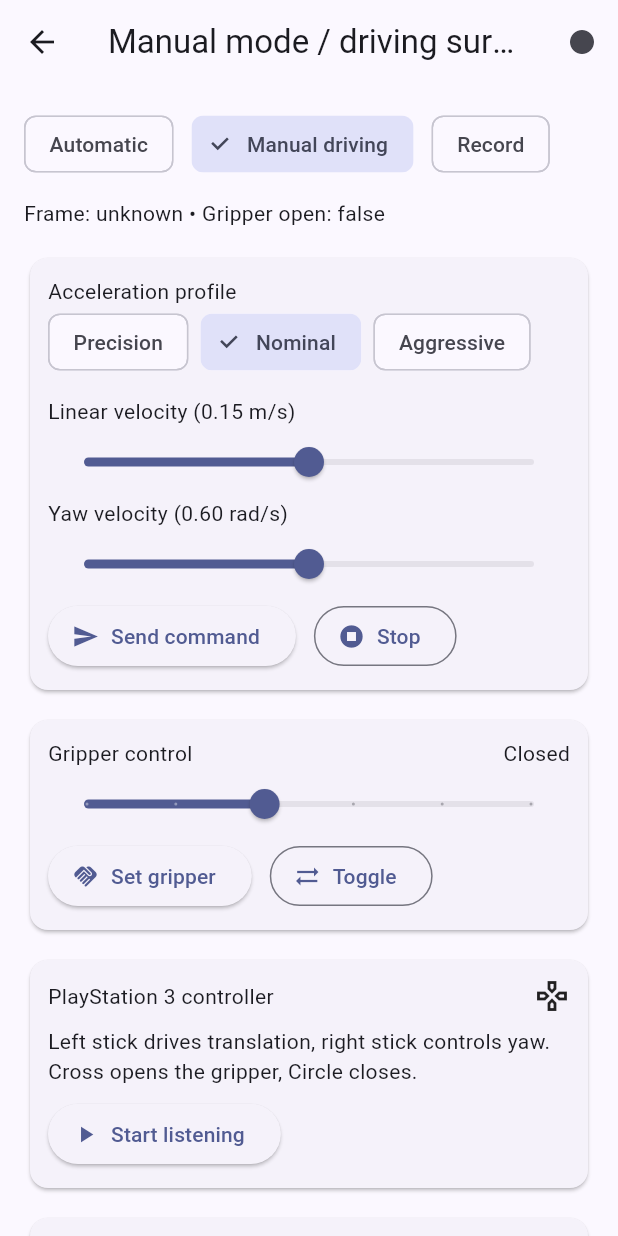
After one commit to continuonai/continuon-clients, a Flutter app: the ControlScreen screen opened by its route, after a tap on "Manual driving", on a phone screen of 412 x 824 dp. The commit adds this screen. Run offline on Flutter 3.47's test engine with Material 3 defaults, Android fonts, the light colour scheme and no system bars; our stand-ins replace googleapis_auth; missing offline and left inert: grpc.

Commit message:
Add manual driving mode and controller integration

```diff
--- a/apps/flutter-companion/lib/main.dart
+++ b/apps/flutter-companion/lib/main.dart
@@ -1,6 +1,7 @@
 import 'package:flutter/material.dart';
 import 'screens/connect_screen.dart';
 import 'screens/control_screen.dart';
+import 'screens/manual_mode_screen.dart';
 import 'screens/record_screen.dart';
 import 'services/brain_client.dart';
 
@@ -35,6 +36,7 @@ class _FlutterCompanionAppState extends State<FlutterCompanionApp> {
       routes: {
         ConnectScreen.routeName: (_) => ConnectScreen(brainClient: _brainClient),
         ControlScreen.routeName: (_) => ControlScreen(brainClient: _brainClient),
+        ManualModeScreen.routeName: (_) => ManualModeScreen(brainClient: _brainClient),
         RecordScreen.routeName: (_) => RecordScreen(brainClient: _brainClient),
       },
       initialRoute: ConnectScreen.routeName,
--- a/apps/flutter-companion/lib/models/teleop_models.dart
+++ b/apps/flutter-companion/lib/models/teleop_models.dart
@@ -5,6 +5,47 @@ enum ReferenceFrame { base, tool }
 enum GripperMode { position, velocity }
 
 enum RobotType { manipulator, mobile }
+
+enum AccelerationProfile {
+  precision,
+  nominal,
+  aggressive,
+}
+
+extension AccelerationProfileScaling on AccelerationProfile {
+  double get linearScale {
+    switch (this) {
+      case AccelerationProfile.precision:
+        return 0.05;
+      case AccelerationProfile.nominal:
+        return 0.15;
+      case AccelerationProfile.aggressive:
+        return 0.3;
+    }
+  }
+
+  double get angularScale {
+    switch (this) {
+      case AccelerationProfile.precision:
+        return 0.2;
+      case AccelerationProfile.nominal:
+        return 0.6;
+      case AccelerationProfile.aggressive:
+        return 1.2;
+    }
+  }
+
+  String get label {
+    switch (this) {
+      case AccelerationProfile.precision:
+        return 'Precision';
+      case AccelerationProfile.nominal:
+        return 'Nominal';
+      case AccelerationProfile.aggressive:
+        return 'Aggressive';
+    }
+  }
+}
 
 class Vector3 {
   const Vector3({required this.x, required this.y, required this.z});
--- a/apps/flutter-companion/lib/screens/control_screen.dart
+++ b/apps/flutter-companion/lib/screens/control_screen.dart
@@ -4,6 +4,7 @@ import 'package:flutter/material.dart';
 
 import '../models/teleop_models.dart';
 import '../services/brain_client.dart';
+import 'manual_mode_screen.dart';
 import 'record_screen.dart';
 
 class ControlScreen extends StatefulWidget {
@@ -95,6 +96,27 @@ class _ControlScreenState extends State<ControlScreen> {
         child: Column(
           crossAxisAlignment: CrossAxisAlignment.start,
           children: [
+            Wrap(
+              spacing: 12,
+              children: [
+                ChoiceChip(
+                  label: const Text('Automatic'),
+                  selected: true,
+                  onSelected: (_) {},
+                ),
+                ChoiceChip(
+                  label: const Text('Manual driving'),
+                  selected: false,
+                  onSelected: (_) => Navigator.pushNamed(context, ManualModeScreen.routeName),
+                ),
+                ChoiceChip(
+                  label: const Text('Record'),
+                  selected: false,
+                  onSelected: (_) => Navigator.pushNamed(context, RecordScreen.routeName),
+                ),
+              ],
+            ),
+            const SizedBox(height: 12),
             Text('Frame: $_frameId'),
             Text('Gripper open: $_gripperOpen'),
             Text('Joints: ${_joints.join(', ')}'),
--- /dev/null
+++ b/apps/flutter-companion/lib/screens/manual_mode_screen.dart
@@ -0,0 +1,352 @@
+import 'dart:async';
+
+import 'package:flutter/foundation.dart';
+import 'package:flutter/material.dart';
+
+import '../models/teleop_models.dart';
+import '../services/brain_client.dart';
+import '../services/controller_input.dart';
+import 'record_screen.dart';
+
+class ManualModeScreen extends StatefulWidget {
+  const ManualModeScreen({super.key, required this.brainClient});
+
+  static const routeName = '/manual';
+
+  final BrainClient brainClient;
+
+  @override
+  State<ManualModeScreen> createState() => _ManualModeScreenState();
+}
+
+class _ManualModeScreenState extends State<ManualModeScreen> {
+  final _ps3Controller = const Ps3ControllerBridge();
+  late StreamSubscription<RobotState> _stateSubscription;
+  StreamSubscription<ControllerSnapshot>? _controllerSubscription;
+
+  AccelerationProfile _profile = AccelerationProfile.nominal;
+  double _linear = 0.0;
+  double _angular = 0.0;
+  double _gripperTarget = 0.02;
+  bool _gripperOpen = false;
+  String _frameId = 'unknown';
+  bool _sending = false;
+  bool _controllerConnected = false;
+
+  @override
+  void initState() {
+    super.initState();
+    _stateSubscription = widget.brainClient.streamRobotState('flutter-companion').listen((state) {
+      setState(() {
+        _frameId = state.frameId;
+        _gripperOpen = state.gripperOpen;
+      });
+    });
+  }
+
+  @override
+  void dispose() {
+    _controllerSubscription?.cancel();
+    _stateSubscription.cancel();
+    super.dispose();
+  }
+
+  Future<void> _sendManualTwist() async {
+    setState(() => _sending = true);
+    try {
+      await widget.brainClient.sendCommand(
+        ControlCommand(
+          clientId: 'flutter-companion',
+          controlMode: ControlMode.eeVelocity,
+          targetFrequencyHz: 30,
+          eeVelocity: EeVelocityCommand(
+            referenceFrame: ReferenceFrame.base,
+            linearMps: Vector3(x: _linear, y: 0, z: 0),
+            angularRadS: Vector3(x: 0, y: 0, z: _angular),
+          ),
+        ),
+      );
+    } finally {
+      if (mounted) setState(() => _sending = false);
+    }
+  }
+
+  Future<void> _sendGripper() async {
+    setState(() => _sending = true);
+    try {
+      await widget.brainClient.sendCommand(
+        ControlCommand(
+          clientId: 'flutter-companion',
+          controlMode: ControlMode.gripper,
+          targetFrequencyHz: 5,
+          gripperCommand: GripperCommand(
+            mode: GripperMode.position,
+            positionM: _gripperTarget,
+          ),
+        ),
+      );
+    } finally {
+      if (mounted) setState(() => _sending = false);
+    }
+  }
+
+  Future<void> _toggleController() async {
+    if (_controllerSubscription != null) {
+      await _controllerSubscription?.cancel();
+      setState(() {
+        _controllerSubscription = null;
+        _controllerConnected = false;
+      });
+      return;
+    }
+    final ok = await _ps3Controller.requestConnection();
+    if (!mounted) return;
+    setState(() => _controllerConnected = ok);
+    if (!ok) return;
+    _controllerSubscription = _ps3Controller.pipeToBrain(
+      brainClient: widget.brainClient,
+      profile: _profile,
+    );
+  }
+
+  void _updateProfile(AccelerationProfile profile) {
+    setState(() => _profile = profile);
+    if (_controllerSubscription != null) {
+      _controllerSubscription?.cancel();
+      _controllerSubscription = _ps3Controller.pipeToBrain(
+        brainClient: widget.brainClient,
+        profile: profile,
+      );
+    }
+  }
+
+  Widget _buildModeChips() {
+    return Wrap(
+      spacing: 12,
+      children: [
+        ChoiceChip(
+          label: const Text('Automatic'),
+          selected: false,
+          onSelected: (_) => Navigator.pop(context),
+        ),
+        ChoiceChip(
+          label: const Text('Manual driving'),
+          selected: true,
+          onSelected: (_) {},
+        ),
+        ChoiceChip(
+          label: const Text('Record'),
+          selected: false,
+          onSelected: (_) => Navigator.push(
+            context,
+            MaterialPageRoute(
+              builder: (_) => RecordScreen(
+                brainClient: widget.brainClient,
+                initialControlRole: 'manual_driver',
+              ),
+            ),
+          ),
+        ),
+      ],
+    );
+  }
+
+  @override
+  Widget build(BuildContext context) {
+    final linearMax = _profile.linearScale;
+    final angularMax = _profile.angularScale;
+    return Scaffold(
+      appBar: AppBar(
+        title: const Text('Manual mode / driving surface'),
+        actions: [
+          IconButton(
+            onPressed: () => Navigator.push(
+              context,
+              MaterialPageRoute(
+                builder: (_) => RecordScreen(
+                  brainClient: widget.brainClient,
+                  initialControlRole: 'manual_driver',
+                ),
+              ),
+            ),
+            icon: const Icon(Icons.fiber_manual_record),
+            tooltip: 'Record manual session',
+          ),
+        ],
+      ),
+      body: ListView(
+        padding: const EdgeInsets.all(16),
+        children: [
+          _buildModeChips(),
+          const SizedBox(height: 12),
+          Text('Frame: $_frameId • Gripper open: $_gripperOpen'),
+          const SizedBox(height: 16),
+          Card(
+            child: Padding(
+              padding: const EdgeInsets.all(12),
+              child: Column(
+                crossAxisAlignment: CrossAxisAlignment.start,
+                children: [
+                  const Text('Acceleration profile'),
+                  Wrap(
+                    spacing: 8,
+                    children: AccelerationProfile.values
+                        .map(
+                          (profile) => ChoiceChip(
+                            label: Text(profile.label),
+                            selected: profile == _profile,
+                            onSelected: (_) => _updateProfile(profile),
+                          ),
+                        )
+                        .toList(),
+                  ),
+                  const SizedBox(height: 12),
+                  Text('Linear velocity (${linearMax.toStringAsFixed(2)} m/s)'),
+                  Slider(
+                    value: _linear,
+                    min: -linearMax,
+                    max: linearMax,
+                    onChanged: (value) => setState(() => _linear = value),
+                  ),
+                  Text('Yaw velocity (${angularMax.toStringAsFixed(2)} rad/s)'),
+                  Slider(
+                    value: _angular,
+                    min: -angularMax,
+                    max: angularMax,
+                    onChanged: (value) => setState(() => _angular = value),
+                  ),
+                  Row(
+                    children: [
+                      ElevatedButton.icon(
+                        onPressed: _sending ? null : _sendManualTwist,
+                        icon: const Icon(Icons.send),
+                        label: Text(_sending ? 'Sending...' : 'Send command'),
+                      ),
+                      const SizedBox(width: 12),
+                      OutlinedButton.icon(
+                        onPressed: _sending
+                            ? null
+                            : () {
+                                setState(() {
+                                  _linear = 0;
+                                  _angular = 0;
+                                });
+                                _sendManualTwist();
+                              },
+                        icon: const Icon(Icons.stop_circle),
+                        label: const Text('Stop'),
+                      ),
+                    ],
+                  )
+                ],
+              ),
+            ),
+          ),
+          const SizedBox(height: 12),
+          Card(
+            child: Padding(
+              padding: const EdgeInsets.all(12),
+              child: Column(
+                crossAxisAlignment: CrossAxisAlignment.start,
+                children: [
+                  Row(
+                    mainAxisAlignment: MainAxisAlignment.spaceBetween,
+                    children: [
+                      const Text('Gripper control'),
+                      Text(_gripperOpen ? 'Open' : 'Closed'),
+                    ],
+                  ),
+                  Slider(
+                    value: _gripperTarget,
+                    min: 0,
+                    max: 0.05,
+                    divisions: 5,
+                    label: '${_gripperTarget.toStringAsFixed(3)} m',
+                    onChanged: (value) => setState(() => _gripperTarget = value),
+                  ),
+                  Row(
+                    children: [
+                      ElevatedButton.icon(
+                        onPressed: _sending ? null : _sendGripper,
+                        icon: const Icon(Icons.handshake),
+                        label: const Text('Set gripper'),
+                      ),
+                      const SizedBox(width: 12),
+                      OutlinedButton.icon(
+                        onPressed: _sending
+                            ? null
+                            : () {
+                                setState(() => _gripperTarget = _gripperOpen ? 0.0 : 0.045);
+                                _sendGripper();
+                              },
+                        icon: const Icon(Icons.sync_alt),
+                        label: const Text('Toggle'),
+                      ),
+                    ],
+                  )
+                ],
+              ),
+            ),
+          ),
+          const SizedBox(height: 12),
+          Card(
+            child: Padding(
+              padding: const EdgeInsets.all(12),
+              child: Column(
+                crossAxisAlignment: CrossAxisAlignment.start,
+                children: [
+                  Row(
+                    mainAxisAlignment: MainAxisAlignment.spaceBetween,
+                    children: [
+                      const Text('PlayStation 3 controller'),
+                      Icon(_controllerConnected ? Icons.gamepad : Icons.gamepad_outlined),
+                    ],
+                  ),
+                  const SizedBox(height: 8),
+                  Text(
+                    kIsWeb
+                        ? 'Connect a controller from a native shell; browser surfaces forward input via the platform channel.'
+                        : 'Left stick drives translation, right stick controls yaw. Cross opens the gripper, Circle closes.',
+                  ),
+                  const SizedBox(height: 8),
+                  ElevatedButton.icon(
+                    onPressed: kIsWeb ? null : _toggleController,
+                    icon: Icon(_controllerSubscription != null ? Icons.close : Icons.play_arrow),
+                    label: Text(_controllerSubscription != null ? 'Stop listening' : 'Start listening'),
+                  ),
+                ],
+              ),
+            ),
+          ),
+          const SizedBox(height: 12),
+          Card(
+            child: Padding(
+              padding: const EdgeInsets.all(12),
+              child: Column(
+                crossAxisAlignment: CrossAxisAlignment.start,
+                children: [
+                  const Text('Browser control surface'),
+                  const SizedBox(height: 8),
+                  const Text(
+                    'Build/run with `flutter run -d chrome --web-port 8080` and open /#/manual to expose this driving surface for operators.',
+                  ),
+                  const SizedBox(height: 8),
+                  OutlinedButton.icon(
+                    onPressed: () => Navigator.push(
+                      context,
+                      MaterialPageRoute(
+                        builder: (_) => ManualModeScreen(brainClient: widget.brainClient),
+                      ),
+                    ),
+                    icon: const Icon(Icons.open_in_new),
+                    label: const Text('Open embedded surface'),
+                  ),
+                ],
+              ),
+            ),
+          ),
+        ],
+      ),
+    );
+  }
+}
--- /dev/null
+++ b/apps/flutter-companion/lib/services/controller_input.dart
@@ -0,0 +1,122 @@
+import 'dart:async';
+import 'package:flutter/foundation.dart';
+import 'package:flutter/services.dart';
+
+import '../models/teleop_models.dart';
+import 'brain_client.dart';
+
+class ControllerSnapshot {
+  ControllerSnapshot({
+    required this.leftX,
+    required this.leftY,
+    required this.rightX,
+    required this.rightY,
+    required this.shouldOpenGripper,
+    required this.shouldCloseGripper,
+  });
+
+  final double leftX;
+  final double leftY;
+  final double rightX;
+  final double rightY;
+  final bool shouldOpenGripper;
+  final bool shouldCloseGripper;
+
+  factory ControllerSnapshot.fromMap(Map<dynamic, dynamic> map) {
+    final normalized = Map<String, dynamic>.fromEntries(
+      map.entries.map(
+        (entry) => MapEntry(entry.key.toString(), entry.value),
+      ),
+    );
+    return ControllerSnapshot(
+      leftX: (normalized['left_x'] as num? ?? normalized['lx'] as num? ?? 0).toDouble(),
+      leftY: (normalized['left_y'] as num? ?? normalized['ly'] as num? ?? 0).toDouble(),
+      rightX: (normalized['right_x'] as num? ?? normalized['rx'] as num? ?? 0).toDouble(),
+      rightY: (normalized['right_y'] as num? ?? normalized['ry'] as num? ?? 0).toDouble(),
+      shouldOpenGripper: normalized['button_cross'] == true || normalized['button_x'] == true,
+      shouldCloseGripper: normalized['button_circle'] == true || normalized['button_o'] == true,
+    );
+  }
+
+  ControlCommand toVelocityCommand({
+    required String clientId,
+    required AccelerationProfile profile,
+  }) {
+    return ControlCommand(
+      clientId: clientId,
+      controlMode: ControlMode.eeVelocity,
+      targetFrequencyHz: 30,
+      eeVelocity: EeVelocityCommand(
+        referenceFrame: ReferenceFrame.base,
+        linearMps: Vector3(
+          x: profile.linearScale * (-leftY),
+          y: profile.linearScale * leftX,
+          z: 0,
+        ),
+        angularRadS: Vector3(
+          x: 0,
+          y: 0,
+          z: profile.angularScale * rightX,
+        ),
+      ),
+    );
+  }
+
+  GripperCommand? toGripperCommand() {
+    if (shouldOpenGripper == shouldCloseGripper) {
+      return null;
+    }
+    return GripperCommand(
+      mode: GripperMode.position,
+      positionM: shouldOpenGripper ? 0.045 : 0.0,
+    );
+  }
+}
+
+class Ps3ControllerBridge {
+  const Ps3ControllerBridge();
+
+  static const _methodChannel = MethodChannel('ps3_controller');
+  static const _eventChannel = EventChannel('ps3_controller/events');
+
+  Future<bool> requestConnection() async {
+    if (kIsWeb) return false;
+    final connected = await _methodChannel.invokeMethod<bool>('connect');
+    return connected ?? false;
+  }
+
+  Stream<ControllerSnapshot> snapshots() {
+    if (kIsWeb) {
+      return const Stream.empty();
+    }
+    return _eventChannel
+        .receiveBroadcastStream()
+        .map((event) => ControllerSnapshot.fromMap(event as Map<dynamic, dynamic>));
+  }
+
+  StreamSubscription<ControllerSnapshot> pipeToBrain({
+    required BrainClient brainClient,
+    required AccelerationProfile profile,
+    String clientId = 'flutter-companion',
+  }) {
+    Timer? backoff;
+    return snapshots().listen((snapshot) async {
+      if (backoff != null && backoff!.isActive) {
+        return;
+      }
+      backoff = Timer(const Duration(milliseconds: 40), () {});
+      await brainClient.sendCommand(snapshot.toVelocityCommand(clientId: clientId, profile: profile));
+      final gripper = snapshot.toGripperCommand();
+      if (gripper != null) {
+        await brainClient.sendCommand(
+          ControlCommand(
+            clientId: clientId,
+            controlMode: ControlMode.gripper,
+            targetFrequencyHz: 5,
+            gripperCommand: gripper,
+          ),
+        );
+      }
+    });
+  }
+}
```
Also changed, not shown: apps/flutter-companion/lib/screens/record_screen.dart (+34 -3 lines), 1 other file.
